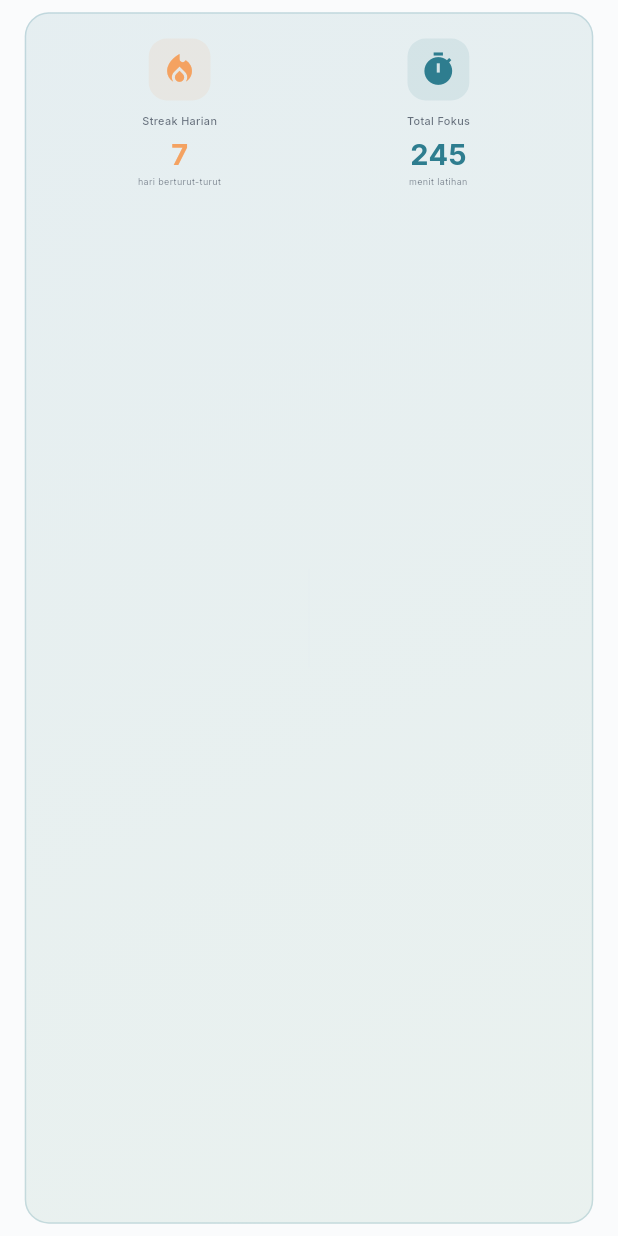
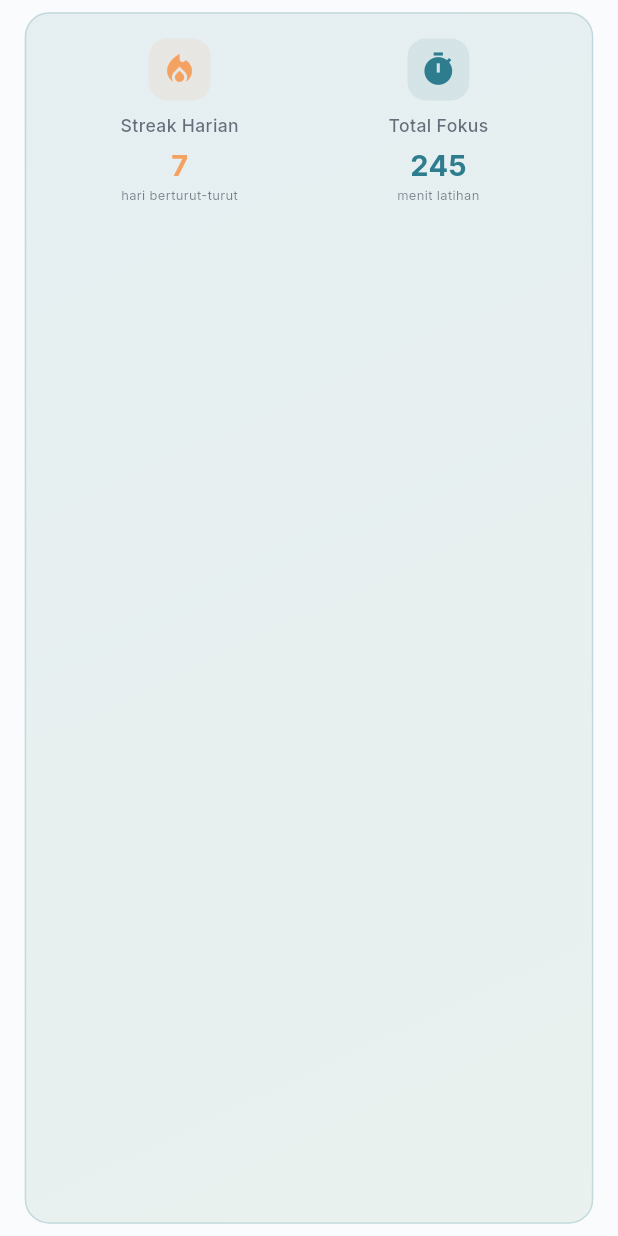
Before and after one commit to natiarap/adhd-therapy, a Flutter app: the ProgressHeader widget shown alone on an empty page, opened directly, on a phone screen of 412 x 824 dp. Run offline on Flutter 3.47's test engine with Material 3 defaults, Android fonts, the phone set to English and light mode, and no system bars; our stand-ins replace cached_network_image, file_picker, fl_chart, flutter_svg, google_fonts, sizer; missing offline and left inert: universal_html; network calls fail.

Commit message:
update halaman focus training

```diff
--- a/lib/presentation/focus_training_games/widgets/progress_header.dart
+++ b/lib/presentation/focus_training_games/widgets/progress_header.dart
@@ -89,7 +89,7 @@ class ProgressHeader extends StatelessWidget {
         Text(
           title,
           style: TextStyle(
-            fontSize: 11.sp,
+            fontSize: 14.sp,
             fontWeight: FontWeight.w500,
             color: AppTheme.lightTheme.colorScheme.onSurface
                 .withValues(alpha: 0.7),
@@ -107,7 +107,7 @@ class ProgressHeader extends StatelessWidget {
         Text(
           subtitle,
           style: TextStyle(
-            fontSize: 10.sp,
+            fontSize: 12.sp,
             fontWeight: FontWeight.w400,
             color: AppTheme.lightTheme.colorScheme.onSurface
                 .withValues(alpha: 0.6),
```
